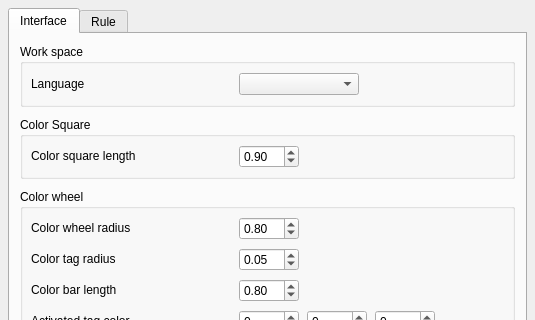
Old version of the form src/main/python/cguis/setting_dialog.ui in the repository insad/DigitalPalette; both pictures show x 0 to 535 and y 0 to 320 of the 535 by 652 pixel window.
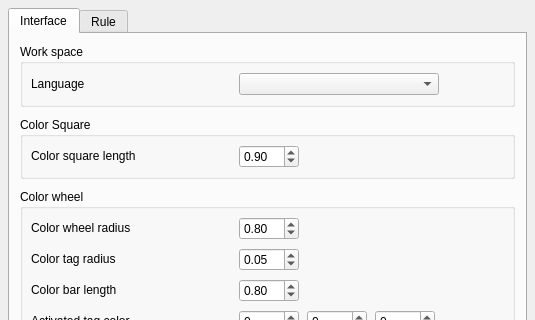
New version of the form.

```diff
--- a/src/main/python/cguis/setting_dialog.ui
+++ b/src/main/python/cguis/setting_dialog.ui
@@ -123,7 +123,7 @@
            <widget class="QComboBox" name="st_cobox_21">
             <property name="minimumSize">
              <size>
-              <width>120</width>
+              <width>200</width>
               <height>0</height>
              </size>
             </property>
```
